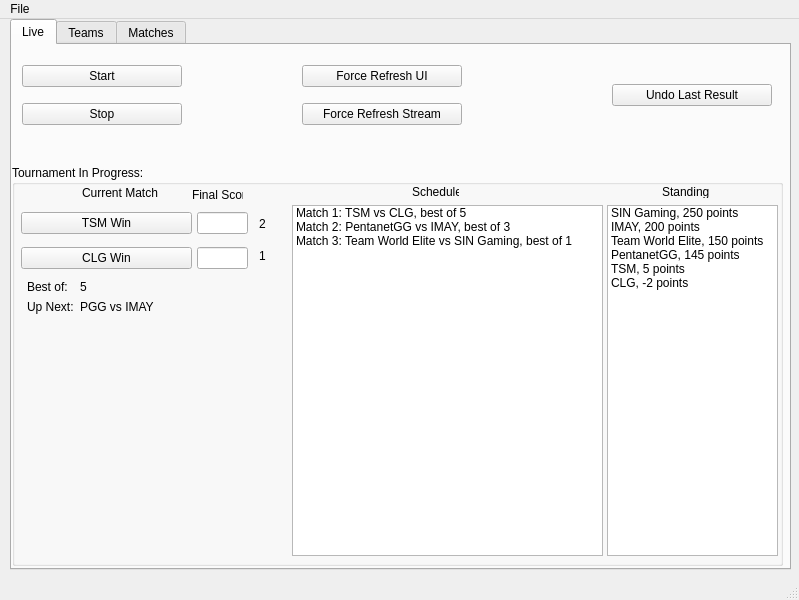
First picture: the form in form.ui, repository chhopsky/updatethestream, before the edit.
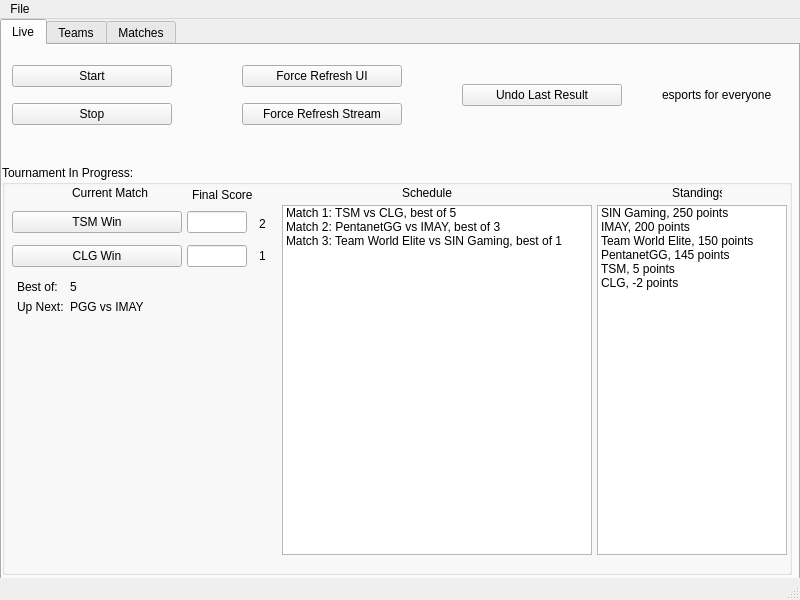
Second picture: the form after the edit. Icons and pictures are not drawn.

Diff of the .ui file:
```diff
--- a/form.ui
+++ b/form.ui
@@ -6,21 +6,21 @@
    <rect>
     <x>0</x>
     <y>0</y>
-    <width>799</width>
+    <width>800</width>
     <height>600</height>
    </rect>
   </property>
   <property name="windowTitle">
-   <string>MainWindow</string>
+   <string>Someone, Update The Stream!</string>
   </property>
   <widget class="QWidget" name="centralwidget">
    <widget class="QTabWidget" name="tabWidget">
     <property name="geometry">
      <rect>
-      <x>10</x>
+      <x>0</x>
       <y>0</y>
-      <width>781</width>
-      <height>551</height>
+      <width>800</width>
+      <height>600</height>
      </rect>
     </property>
     <property name="currentIndex">
@@ -67,8 +67,8 @@
        <rect>
         <x>0</x>
         <y>120</y>
-        <width>771</width>
-        <height>401</height>
+        <width>790</width>
+        <height>410</height>
        </rect>
       </property>
       <property name="title">
@@ -77,7 +77,7 @@
       <widget class="QWidget" name="verticalLayoutWidget_3">
        <property name="geometry">
         <rect>
-         <x>240</x>
+         <x>250</x>
          <y>40</y>
          <width>21</width>
          <height>71</height>
@@ -121,9 +121,9 @@
       <widget class="QLabel" name="final_score_label">
        <property name="geometry">
         <rect>
-         <x>180</x>
+         <x>190</x>
          <y>20</y>
-         <width>51</width>
+         <width>61</width>
          <height>20</height>
         </rect>
        </property>
@@ -134,10 +134,10 @@
       <widget class="QWidget" name="verticalLayoutWidget_2">
        <property name="geometry">
         <rect>
-         <x>9</x>
+         <x>10</x>
          <y>40</y>
-         <width>171</width>
-         <height>71</height>
+         <width>170</width>
+         <height>70</height>
         </rect>
        </property>
        <layout class="QVBoxLayout" name="win_controls_vbox">
@@ -168,8 +168,8 @@
         <rect>
          <x>70</x>
          <y>20</y>
-         <width>81</width>
-         <height>16</height>
+         <width>80</width>
+         <height>15</height>
         </rect>
        </property>
        <property name="text">
@@ -179,10 +179,10 @@
       <widget class="QLabel" name="standings_label">
        <property name="geometry">
         <rect>
-         <x>650</x>
+         <x>670</x>
          <y>20</y>
-         <width>47</width>
-         <height>13</height>
+         <width>50</width>
+         <height>15</height>
         </rect>
        </property>
        <property name="text">
@@ -194,8 +194,8 @@
         <rect>
          <x>400</x>
          <y>20</y>
-         <width>47</width>
-         <height>13</height>
+         <width>50</width>
+         <height>15</height>
         </rect>
        </property>
        <property name="text">
@@ -207,8 +207,8 @@
         <rect>
          <x>10</x>
          <y>110</y>
-         <width>251</width>
-         <height>281</height>
+         <width>260</width>
+         <height>280</height>
         </rect>
        </property>
        <layout class="QFormLayout" name="info_form">
@@ -253,8 +253,8 @@
         <rect>
          <x>280</x>
          <y>40</y>
-         <width>311</width>
-         <height>351</height>
+         <width>310</width>
+         <height>350</height>
         </rect>
        </property>
        <item>
@@ -278,8 +278,8 @@
         <rect>
          <x>595</x>
          <y>40</y>
-         <width>171</width>
-         <height>351</height>
+         <width>190</width>
+         <height>350</height>
         </rect>
        </property>
        <item>
@@ -318,8 +318,8 @@
         <rect>
          <x>180</x>
          <y>40</y>
-         <width>61</width>
-         <height>71</height>
+         <width>70</width>
+         <height>70</height>
         </rect>
        </property>
        <layout class="QVBoxLayout" name="game_score_vbox">
@@ -341,7 +341,7 @@
      <widget class="QWidget" name="verticalLayoutWidget_5">
       <property name="geometry">
        <rect>
-        <x>600</x>
+        <x>460</x>
         <y>10</y>
         <width>160</width>
         <height>80</height>
@@ -363,7 +363,7 @@
      <widget class="QWidget" name="verticalLayoutWidget_6">
       <property name="geometry">
        <rect>
-        <x>290</x>
+        <x>240</x>
         <y>10</y>
         <width>160</width>
         <height>80</height>
@@ -392,6 +392,44 @@
        </item>
       </layout>
      </widget>
+     <widget class="QLabel" name="label">
+      <property name="geometry">
+       <rect>
+        <x>650</x>
+        <y>0</y>
+        <width>120</width>
+        <height>50</height>
+       </rect>
+      </property>
+      <property name="text">
+       <string/>
+      </property>
+      <property name="pixmap">
+       <pixmap>chhtvlogo.png</pixmap>
+      </property>
+      <property name="scaledContents">
+       <bool>true</bool>
+      </property>
+     </widget>
+     <widget class="QLabel" name="label_2">
+      <property name="geometry">
+       <rect>
+        <x>660</x>
+        <y>40</y>
+        <width>111</width>
+        <height>20</height>
+       </rect>
+      </property>
+      <property name="sizePolicy">
+       <sizepolicy hsizetype="Fixed" vsizetype="Fixed">
+        <horstretch>0</horstretch>
+        <verstretch>0</verstretch>
+       </sizepolicy>
+      </property>
+      <property name="text">
+       <string>esports for everyone</string>
+      </property>
+     </widget>
     </widget>
     <widget class="QWidget" name="teams_tab">
      <attribute name="title">
@@ -402,7 +440,7 @@
        <rect>
         <x>100</x>
         <y>10</y>
-        <width>191</width>
+        <width>190</width>
         <height>74</height>
        </rect>
       </property>
@@ -466,7 +504,7 @@
         <x>10</x>
         <y>10</y>
         <width>75</width>
-        <height>23</height>
+        <height>25</height>
        </rect>
       </property>
       <property name="text">
@@ -478,8 +516,8 @@
        <rect>
         <x>100</x>
         <y>100</y>
-        <width>191</width>
-        <height>74</height>
+        <width>190</width>
+        <height>75</height>
        </rect>
       </property>
       <layout class="QFormLayout" name="edit_team_form">
@@ -541,8 +579,8 @@
        <rect>
         <x>10</x>
         <y>100</y>
-        <width>71</width>
-        <height>23</height>
+        <width>70</width>
+        <height>25</height>
        </rect>
       </property>
       <property name="text">
@@ -554,8 +592,8 @@
        <rect>
         <x>220</x>
         <y>180</y>
-        <width>71</width>
-        <height>23</height>
+        <width>70</width>
+        <height>25</height>
        </rect>
       </property>
       <property name="text">
@@ -567,7 +605,7 @@
        <rect>
         <x>100</x>
         <y>180</y>
-        <width>91</width>
+        <width>90</width>
         <height>20</height>
        </rect>
       </property>
@@ -580,8 +618,8 @@
        <rect>
         <x>310</x>
         <y>10</y>
-        <width>451</width>
-        <height>501</height>
+        <width>450</width>
+        <height>500</height>
        </rect>
       </property>
       <property name="sizePolicy">
@@ -637,7 +675,7 @@
         <x>10</x>
         <y>10</y>
         <width>75</width>
-        <height>23</height>
+        <height>25</height>
        </rect>
       </property>
       <property name="text">
@@ -649,8 +687,8 @@
        <rect>
         <x>220</x>
         <y>180</y>
-        <width>71</width>
-        <height>23</height>
+        <width>70</width>
+        <height>25</height>
        </rect>
       </property>
       <property name="text">
@@ -662,8 +700,8 @@
        <rect>
         <x>100</x>
         <y>100</y>
-        <width>191</width>
-        <height>74</height>
+        <width>190</width>
+        <height>75</height>
        </rect>
       </property>
       <layout class="QFormLayout" name="edit_match_form_layout">
@@ -712,8 +750,8 @@
        <rect>
         <x>310</x>
         <y>10</y>
-        <width>451</width>
-        <height>501</height>
+        <width>450</width>
+        <height>500</height>
        </rect>
       </property>
       <item>
@@ -737,8 +775,8 @@
        <rect>
         <x>10</x>
         <y>100</y>
-        <width>71</width>
-        <height>23</height>
+        <width>70</width>
+        <height>25</height>
        </rect>
       </property>
       <property name="text">
@@ -750,8 +788,8 @@
        <rect>
         <x>100</x>
         <y>10</y>
-        <width>191</width>
-        <height>74</height>
+        <width>190</width>
+        <height>75</height>
        </rect>
       </property>
       <layout class="QFormLayout" name="add_match_form_layout">
@@ -800,7 +838,7 @@
        <rect>
         <x>100</x>
         <y>180</y>
-        <width>91</width>
+        <width>90</width>
         <height>20</height>
        </rect>
       </property>
@@ -816,7 +854,7 @@
     <rect>
      <x>0</x>
      <y>0</y>
-     <width>799</width>
+     <width>800</width>
      <height>21</height>
     </rect>
    </property>
```
